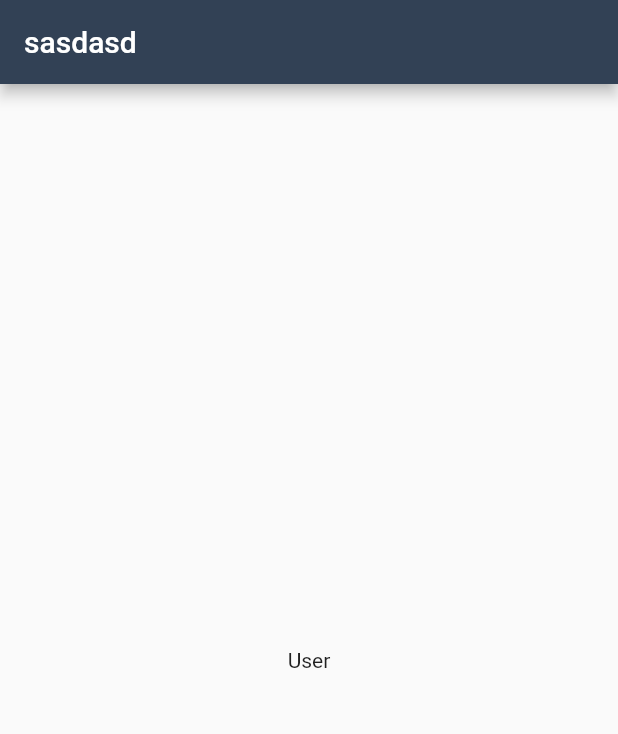
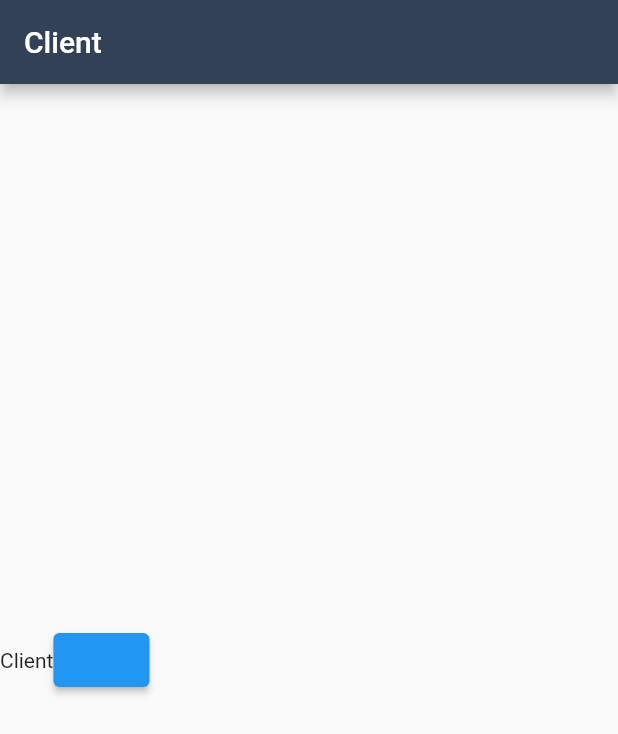
Before and after one commit to insignity/imake_project01, a Flutter app: the screen it shows after launch, on a phone screen of 412 x 824 dp. Shown: the top 734 px of the screen. Run offline on Flutter 3.47's test engine with Material 2 defaults, Android fonts, the light colour scheme and no system bars; our stand-ins replace curved_navigation_bar, fluttertoast, transparent_image.

Commit message:
provider test1

```diff
--- a/lib/main.dart
+++ b/lib/main.dart
@@ -6,16 +6,15 @@ import 'package:real/pages/auth.dart';
 //import 'package:real/pages/home.dart';
 import 'package:flutter/cupertino.dart';
 
+import 'models/data.dart';
+
 void main() => runApp(RealApp());
 
 class RealApp extends StatelessWidget {
-  TypeOfUser typeOfUser = TypeOfUser();
-  final String userType = "User";
-
   @override
   Widget build(BuildContext context) {
-    return Provider(
-      create: (context) => userType,
+    return ChangeNotifierProvider<Data>(
+      create: (context) => Data(),
       child: MaterialApp(
         debugShowCheckedModeBanner: false,
         title: 'Real App',
@@ -48,7 +47,7 @@ class HomePage extends StatelessWidget {
       child: Scaffold(
         appBar: AppBar(
           title: Container(
-            child: Text("sasdasd"),
+            child: Text(context.watch<Data>().getData),
           ),
         ),
         body: Center(
@@ -64,7 +63,13 @@ class Widget1 extends StatelessWidget {
 
   @override
   Widget build(BuildContext context) {
-    return Container(child: Text(Provider.of<String>(context)));
+    return Container(
+        child: Row(
+      children: [
+        Text(context.watch<Data>().getData),
+        ElevatedButton(onPressed: () => context.read<Data>().changeType())
+      ],
+    ));
   }
 }
 
@@ -76,24 +81,3 @@ class MyTextField extends StatelessWidget {
     return TextField(onChanged: (newdata) => {});
   }
 }
-
-class TypeOfUser {
-  List<String> types = ["Client", "Freelancer", "Salon"];
-  String _currentTypeOfUser = "Client";
-
-  String getTypeOfUser() {
-    return _currentTypeOfUser;
-  }
-
-  changeTypeOfUserToFreelancer() {
-    _currentTypeOfUser = types[1];
-  }
-
-  changeTypeOfUserToUser() {
-    _currentTypeOfUser = types[0];
-  }
-
-  TypeOfUser() {
-    changeTypeOfUserToUser();
-  }
-}
--- /dev/null
+++ b/lib/models/data.dart
@@ -0,0 +1,17 @@
+import 'package:flutter/widgets.dart';
+
+class Data with ChangeNotifier {
+  String _type = "Client";
+  List<String> types = ['Client', 'Freelancer'];
+
+  String get getData => _type;
+
+  changeType() {
+    if (_type == types[0]) {
+      _type = types[1];
+    } else {
+      _type = types[0];
+    }
+    notifyListeners();
+  }
+}
```
